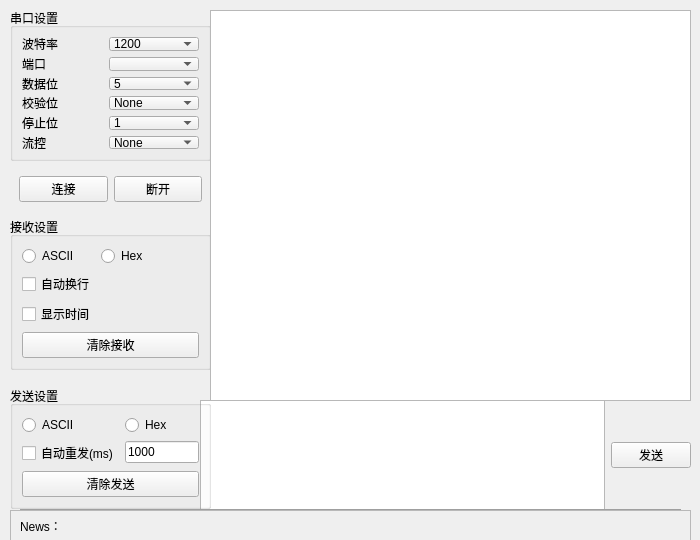
siyuhong/UHelper, file mainwindow.ui: the form before one commit.
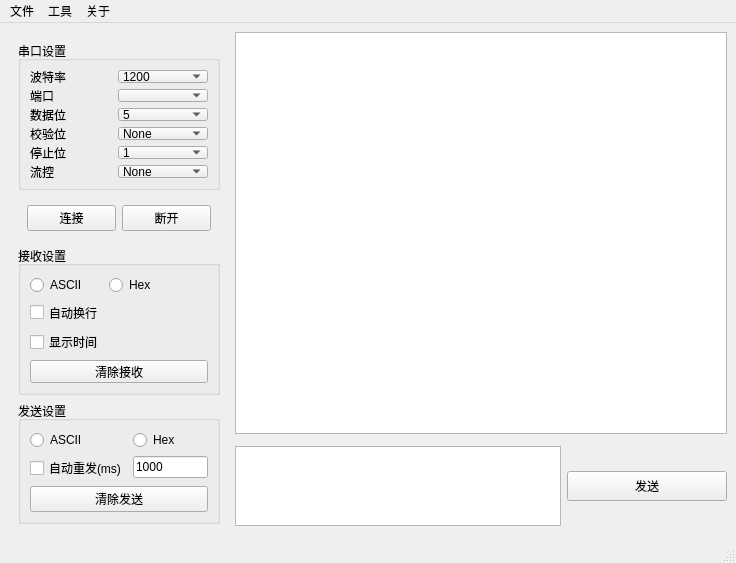
The form after the commit. Custom widgets are drawn as their Qt base class.

Commit message: 优化UI 增加了底部消息栏和顶部工具栏

```diff
--- a/mainwindow.ui
+++ b/mainwindow.ui
@@ -6,14 +6,14 @@
    <rect>
     <x>0</x>
     <y>0</y>
-    <width>700</width>
-    <height>540</height>
+    <width>736</width>
+    <height>563</height>
    </rect>
   </property>
   <property name="minimumSize">
    <size>
-    <width>700</width>
-    <height>540</height>
+    <width>0</width>
+    <height>558</height>
    </size>
   </property>
   <property name="maximumSize">
@@ -28,40 +28,62 @@
   <widget class="QWidget" name="UHelperwidget">
    <property name="minimumSize">
     <size>
-     <width>700</width>
-     <height>540</height>
+     <width>0</width>
+     <height>508</height>
     </size>
    </property>
-   <widget class="QWidget" name="widget_2" native="true">
-    <property name="geometry">
-     <rect>
-      <x>200</x>
-      <y>400</y>
-      <width>491</width>
-      <height>111</height>
-     </rect>
-    </property>
-    <layout class="QHBoxLayout" name="horizontalLayout_2">
-     <item>
-      <widget class="QPlainTextEdit" name="textEdit_output"/>
-     </item>
-     <item>
+   <layout class="QGridLayout" name="gridLayout_2">
+    <item row="2" column="1" colspan="2">
+     <widget class="QPlainTextEdit" name="textEdit_output">
+      <property name="maximumSize">
+       <size>
+        <width>1952222</width>
+        <height>80</height>
+       </size>
+      </property>
+     </widget>
+    </item>
+    <item row="0" column="1" colspan="3">
+     <widget class="QTextBrowser" name="textBrowser_intput"/>
+    </item>
+    <item row="2" column="3">
       <widget class="QPushButton" name="buttom_sendout">
+      <property name="minimumSize">
+       <size>
+        <width>35</width>
+        <height>30</height>
+       </size>
+      </property>
+      <property name="maximumSize">
+       <size>
+        <width>16777215</width>
+        <height>16777215</height>
+       </size>
+      </property>
        <property name="text">
         <string>发送</string>
        </property>
       </widget>
      </item>
-    </layout>
-   </widget>
+    <item row="0" column="0" rowspan="4">
    <widget class="QWidget" name="widget_3" native="true">
-    <property name="geometry">
-     <rect>
-      <x>10</x>
-      <y>8</y>
-      <width>201</width>
-      <height>501</height>
-     </rect>
+      <property name="sizePolicy">
+       <sizepolicy hsizetype="Preferred" vsizetype="Expanding">
+        <horstretch>0</horstretch>
+        <verstretch>0</verstretch>
+       </sizepolicy>
+      </property>
+      <property name="minimumSize">
+       <size>
+        <width>0</width>
+        <height>0</height>
+       </size>
+      </property>
+      <property name="maximumSize">
+       <size>
+        <width>220</width>
+        <height>12580</height>
+       </size>
     </property>
     <layout class="QVBoxLayout" name="verticalLayout">
      <item>
@@ -317,22 +339,6 @@
        </layout>
       </widget>
      </item>
-     <item>
-      <spacer name="verticalSpacer_3">
-       <property name="orientation">
-        <enum>Qt::Vertical</enum>
-       </property>
-       <property name="sizeType">
-        <enum>QSizePolicy::Fixed</enum>
-       </property>
-       <property name="sizeHint" stdset="0">
-        <size>
-         <width>20</width>
-         <height>10</height>
-        </size>
-       </property>
-      </spacer>
-     </item>
      <item>
       <widget class="QGroupBox" name="groupBox_sendoutSetting">
        <property name="title">
@@ -379,75 +385,68 @@
      </item>
     </layout>
    </widget>
-   <widget class="Line" name="line">
-    <property name="geometry">
-     <rect>
-      <x>20</x>
-      <y>500</y>
-      <width>661</width>
-      <height>20</height>
-     </rect>
-    </property>
-    <property name="orientation">
-     <enum>Qt::Horizontal</enum>
-    </property>
-   </widget>
-   <widget class="QFrame" name="frame">
-    <property name="geometry">
-     <rect>
-      <x>10</x>
-      <y>510</y>
-      <width>681</width>
-      <height>32</height>
-     </rect>
-    </property>
-    <property name="frameShape">
-     <enum>QFrame::StyledPanel</enum>
-    </property>
-    <property name="frameShadow">
-     <enum>QFrame::Raised</enum>
-    </property>
-    <layout class="QHBoxLayout" name="horizontalLayout_3">
-     <item>
-      <widget class="QLabel" name="label_newname">
-       <property name="text">
-        <string>News：</string>
-       </property>
-      </widget>
-     </item>
-     <item>
-      <widget class="QLabel" name="label_news">
-       <property name="text">
-        <string/>
-       </property>
-      </widget>
-     </item>
-     <item>
-      <spacer name="horizontalSpacer">
-       <property name="orientation">
-        <enum>Qt::Horizontal</enum>
-       </property>
-       <property name="sizeHint" stdset="0">
-        <size>
-         <width>40</width>
-         <height>20</height>
-        </size>
-       </property>
-      </spacer>
      </item>
     </layout>
    </widget>
-   <widget class="QTextBrowser" name="textBrowser_intput">
+  <widget class="QStatusBar" name="statusBar"/>
+  <widget class="QMenuBar" name="menuBar">
     <property name="geometry">
      <rect>
-      <x>210</x>
-      <y>10</y>
-      <width>481</width>
-      <height>391</height>
-     </rect>
-    </property>
+     <x>0</x>
+     <y>0</y>
+     <width>736</width>
+     <height>23</height>
+    </rect>
+   </property>
+   <widget class="QMenu" name="menu">
+    <property name="title">
+     <string>文件</string>
+    </property>
+    <addaction name="action_2"/>
+    <addaction name="action_3"/>
+    <addaction name="action"/>
    </widget>
-  </widget>
+   <widget class="QMenu" name="menu_2">
+    <property name="title">
+     <string>工具</string>
+    </property>
+    <addaction name="action_ASCII"/>
+    <addaction name="action_ASCII_2"/>
+   </widget>
+   <widget class="QMenu" name="menu_3">
+    <property name="title">
+     <string>关于</string>
+    </property>
+   </widget>
+   <addaction name="menu"/>
+   <addaction name="menu_2"/>
+   <addaction name="menu_3"/>
+  </widget>
+  <action name="action_2">
+   <property name="text">
+    <string>保存消息</string>
+   </property>
+  </action>
+  <action name="action_3">
+   <property name="text">
+    <string>保存配置</string>
+   </property>
+  </action>
+  <action name="action">
+   <property name="text">
+    <string>选择默认配置</string>
+   </property>
+  </action>
+  <action name="action_ASCII">
+   <property name="text">
+    <string>ASCII</string>
+   </property>
+  </action>
+  <action name="action_ASCII_2">
+   <property name="text">
+    <string>进制转换</string>
+   </property>
+  </action>
  </widget>
  <customwidgets>
   <customwidget>
```
Lines whose indentation alone changed are shown as unchanged. The commit also changes 2 other files.
